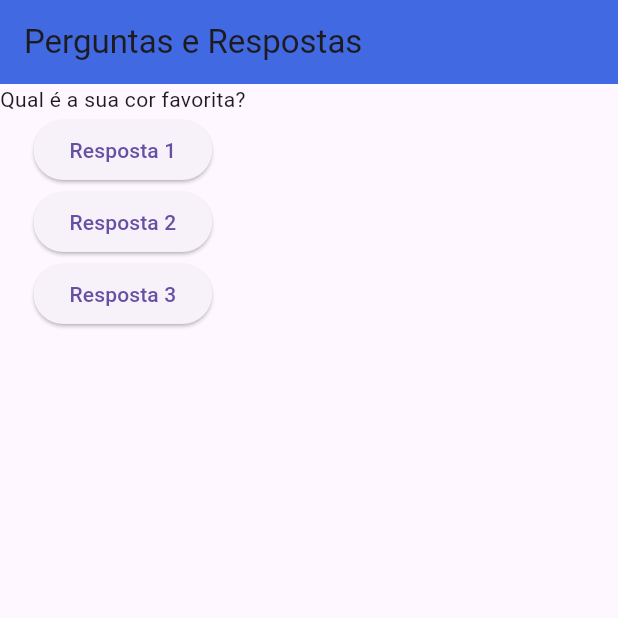
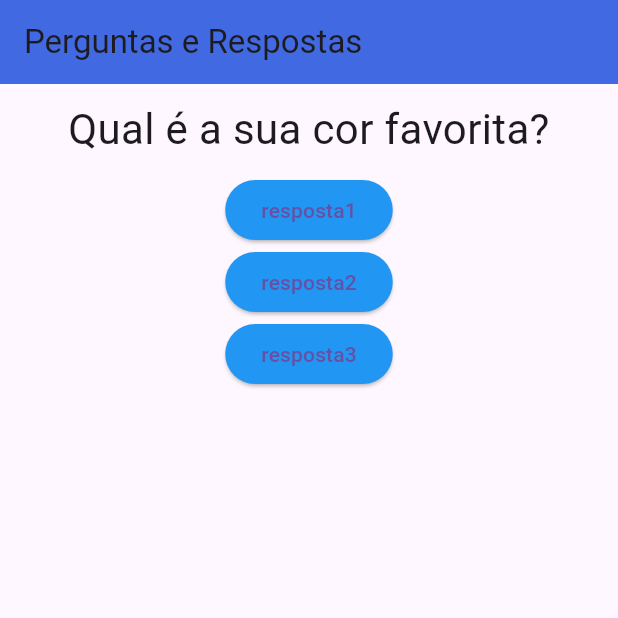
Before and after one commit to adevalter/projeto_perguntas, a Flutter app: the screen it shows after launch, on a phone screen of 412 x 824 dp, the top half of it. Run offline on Flutter 3.47's test engine with Material 3 defaults, Android fonts, the phone set to English and light mode, and no system bars.

Commit message:
implementado funcao call back botao

```diff
--- a/lib/main.dart
+++ b/lib/main.dart
@@ -1,4 +1,5 @@
 import 'package:flutter/material.dart';
+import 'package:projeto_perguntas/resposta.dart';
 import './questao.dart';
 
 void main() => runApp(new PerguntasApp());
@@ -29,9 +30,9 @@ class _PerguntaAppState extends State<PerguntasApp> {
         body: Column(
           children: <Widget>[
             Questao(perguntas[_perguntaSelcionada]),
-            ElevatedButton(child: Text('Resposta 1'), onPressed: _responder),
-            ElevatedButton(child: Text('Resposta 2'), onPressed: _responder),
-            ElevatedButton(child: Text('Resposta 3'), onPressed: _responder)
+            Resposta("resposta1",_responder),
+            Resposta("resposta2",_responder),
+            Resposta("resposta3",_responder),
           ],
         ),
       ),
--- a/lib/questao.dart
+++ b/lib/questao.dart
@@ -1,13 +1,16 @@
 import 'package:flutter/material.dart';
 
 class Questao extends StatelessWidget {
-
-
   final String texto;
   const Questao(this.texto, {super.key});
 
   @override
   Widget build(BuildContext context) {
-    return Text(texto);
+    return Container(
+      width: double.infinity,
+      margin: EdgeInsets.all(10),
+      child: Text(texto,
+          style: TextStyle(fontSize: 28), textAlign: TextAlign.center),
+    );
   }
 }
--- /dev/null
+++ b/lib/resposta.dart
@@ -0,0 +1,19 @@
+import 'package:flutter/material.dart';
+
+class Resposta extends StatelessWidget {
+  final String texto;
+
+  final void Function() quandoSelecionado;
+
+  const Resposta(this.texto, this.quandoSelecionado, {super.key});
+
+  @override
+  Widget build(BuildContext context) {
+    return Container(
+      child: ElevatedButton(
+          style: ElevatedButton.styleFrom(backgroundColor: Colors.blue),
+          child: Text(texto),
+          onPressed: quandoSelecionado),
+    );
+  }
+}
```
